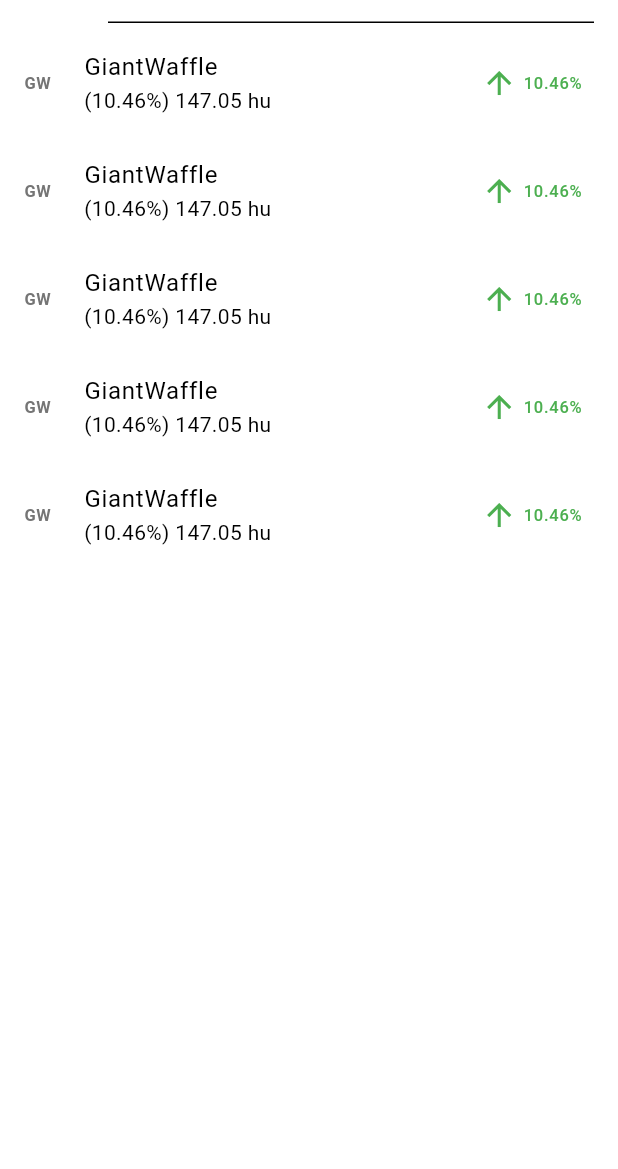
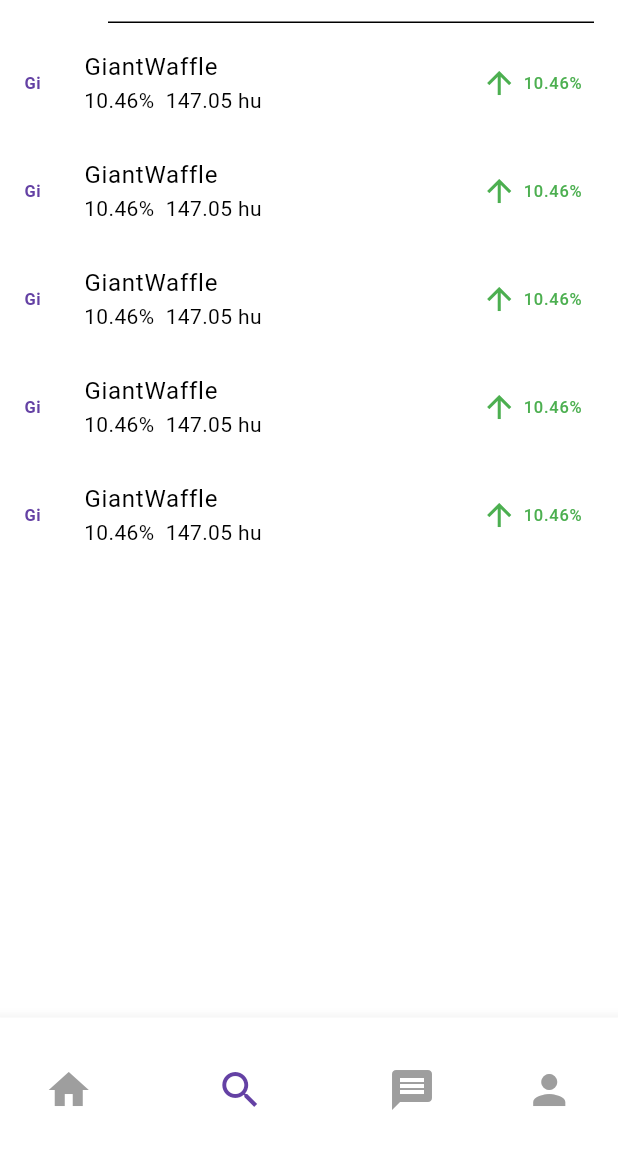
Before and after one commit to hypebid/flutter-mobile, a Flutter app: the Search screen opened directly, on a phone screen of 412 x 824 dp, the part 55-1224 px from its top. Run offline on Flutter 3.47's test engine with Material 3 defaults, Android fonts, the light colour scheme and no system bars; our stand-ins replace flutter_dotenv, font_awesome_flutter, page_transition.

Commit message:
before the flow destruction pasting spaget

```diff
--- /dev/null
+++ b/lib/comp/search_result_card.dart
@@ -0,0 +1,41 @@
+import 'package:flutter/material.dart';
+import 'package:hypebid/theme.dart';
+
+class SearchResultItem extends StatelessWidget {
+  final String streamerName;
+  final String percentage;
+  final String value;
+  final bool isUp;
+
+  const SearchResultItem({
+    super.key,
+    required this.streamerName,
+    required this.percentage,
+    required this.value,
+    required this.isUp,
+  });
+
+  @override
+  Widget build(BuildContext context) {
+    return ListTile(
+      leading: Text(
+        streamerName.substring(0, 2),
+        style: const TextStyle(
+          fontWeight: FontWeight.bold,
+          color: CustomScheme.primary,
+        ),
+      ),
+      title: Text(streamerName),
+      subtitle: Text('$percentage  $value'),
+      trailing: Row(
+        mainAxisSize: MainAxisSize.min,
+        children: [
+          Icon(isUp ? Icons.arrow_upward : Icons.arrow_downward,
+              color: isUp ? Colors.green : Colors.red),
+          const SizedBox(width: 4),
+          Text(percentage, style: TextStyle(color: isUp ? Colors.green : Colors.red)),
+        ],
+      ),
+    );
+  }
+}
--- a/lib/pages/search.dart
+++ b/lib/pages/search.dart
@@ -1,6 +1,7 @@
 import 'package:flutter/material.dart';
 import 'package:hypebid/theme.dart';
 import 'package:hypebid/comp/navigation_bar.dart';
+import 'package:hypebid/comp/search_result_card.dart';
 
 class Search extends StatefulWidget {
   const Search({super.key, required this.title});
@@ -31,27 +32,15 @@ class _SearchPageState extends State<Search> {
       body: ListView.builder(
         itemCount: 5,
         itemBuilder: (context, index) {
-          return const ListTile(
-            leading: Text(
-              'GW',
-              style: TextStyle(
-                fontWeight: FontWeight.bold,
-                color: CustomScheme.secondaryText,
-              ),
-            ),
-            title: Text('GiantWaffle'),
-            subtitle: Text('(10.46%) 147.05 hu'),
-            trailing: Row(
-              mainAxisSize: MainAxisSize.min,
-              children: [
-                Icon(Icons.arrow_upward, color: CustomScheme.accent4),
-                SizedBox(width: 4),
-                Text('10.46%', style: TextStyle(color: CustomScheme.accent4)),
-              ],
-            ),
+          return const SearchResultItem(
+            streamerName: 'GiantWaffle',
+            percentage: '10.46%',
+            value: '147.05 hu',
+            isUp: true,
           );
         },
       ),
+      bottomNavigationBar: const BtmNavigationBar(navIndex: 1),
     );
   }
 }
```
